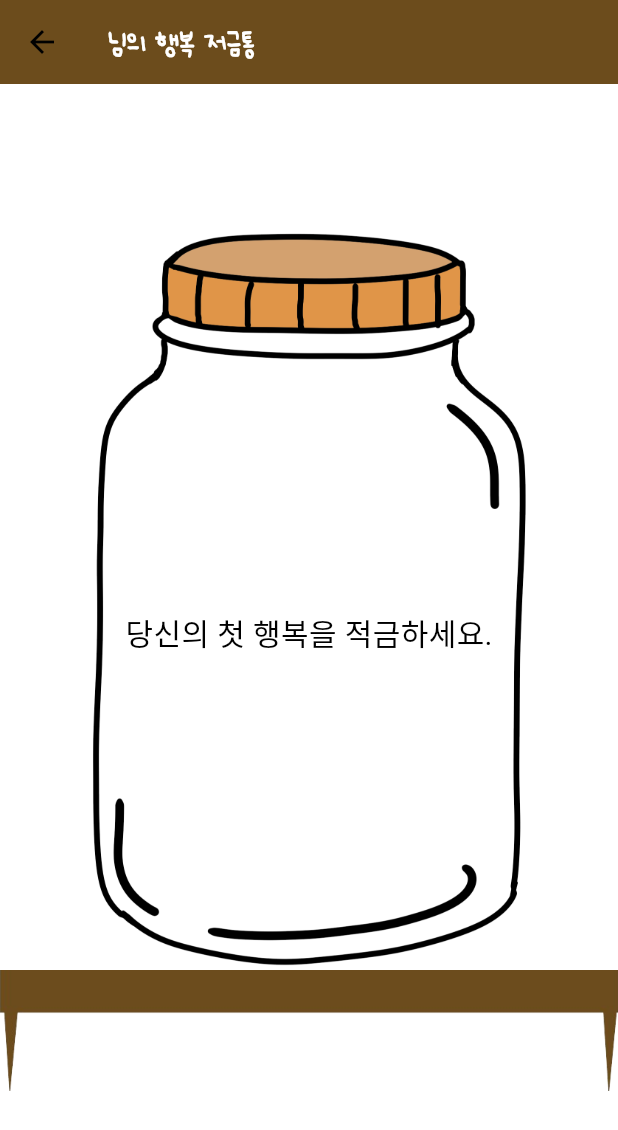
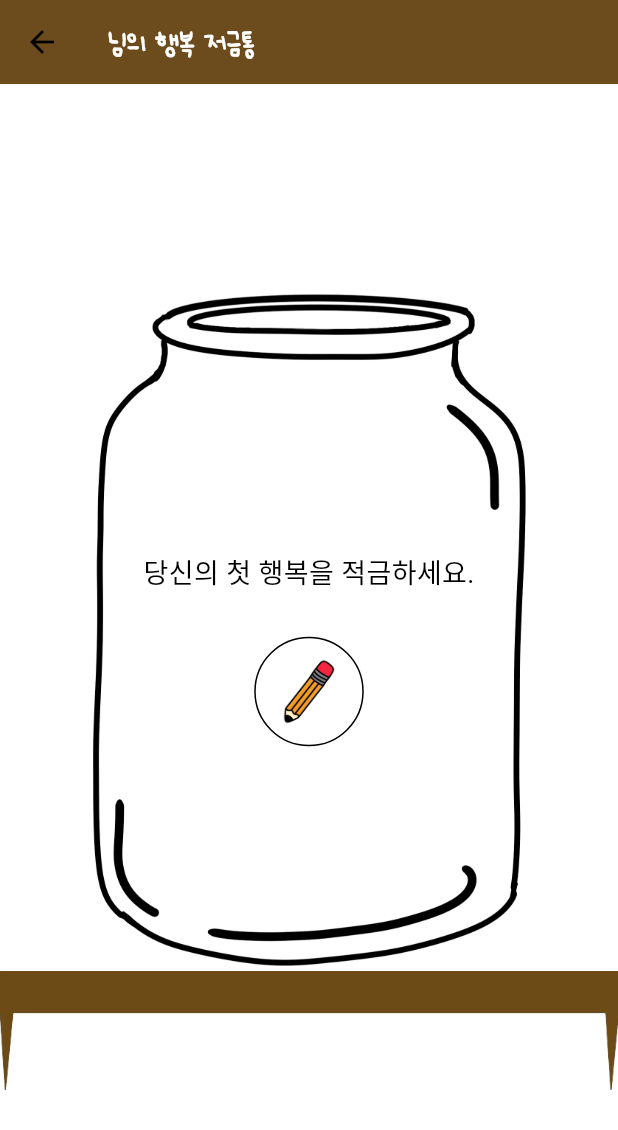
Before and after one commit to soju96/capsule, a Flutter app: the BottleScreen screen opened directly, on a phone screen of 412 x 824 dp. Shown: the top 1130 px of the screen. Run offline on Flutter 3.47's test engine with Material 3 defaults, Android fonts, the phone set to English and light mode, and no system bars; our stand-ins replace shared_preferences; accounts and stored records are empty.

Commit message:
[wk] / update / home, main, bottle, guide, mypage / 대거 수정

```diff
--- a/lib/main.dart
+++ b/lib/main.dart
@@ -1,13 +1,25 @@
 import 'package:capsule/src/pages/guide_wk.dart';
+import 'package:capsule/src/pages/index_screen_wk.dart';
 
 import 'package:flutter/material.dart';
+import 'package:shared_preferences/shared_preferences.dart';
 
-void main() {
-  runApp(const MyApp());
+void main() async {
+  WidgetsFlutterBinding.ensureInitialized();
+  SharedPreferences prefs = await SharedPreferences.getInstance();
+  bool isFirstTime = prefs.getBool('isFirstTime') ?? true;
+  Widget initialScreen = isFirstTime
+      ? const IndexScreen()
+      : const Guide(isMyPaged: false); // 테스트 후 앞뒤 바꾸기
+  runApp(MyApp(initialScreen: initialScreen));
 }
 
 class MyApp extends StatelessWidget {
-  const MyApp({super.key});
+  final Widget initialScreen;
+  const MyApp({
+    super.key,
+    required this.initialScreen,
+  });
 
   // This widget is the root of your application.
   @override
@@ -47,7 +59,7 @@ class MyApp extends StatelessWidget {
 
       // 홈
 
-      home: const Guide(),
+      home: initialScreen,
     );
   }
 }
--- a/lib/src/pages/bottle_screen_wk.dart
+++ b/lib/src/pages/bottle_screen_wk.dart
@@ -25,38 +25,35 @@ class BottleScreen extends StatelessWidget {
                 //   width: 70,
                 // ),
                 Image.asset(
-                  'assets/images/bottle.png',
+                  'assets/images/empty_uncap_bottle.png',
                   width: 300,
                 ),
-                const Column(
+                Column(
                   children: [
-                    SizedBox(
+                    const SizedBox(
                       height: 70,
                     ),
-                    Text(
+                    const Text(
                       '당신의 첫 행복을 적금하세요.',
-                      style: TextStyle(fontSize: 20),
+                      style: TextStyle(fontSize: 18),
                     ),
-                    SizedBox(
+                    const SizedBox(
                       height: 25,
                     ),
-                    // Container(
-                    //   padding: const EdgeInsets.all(10),
-                    //   decoration: BoxDecoration(
-                    //     shape: BoxShape.circle,
-                    //     border: Border.all(
-                    //       color: Theme.of(context).primaryColor,
-                    //     ),
-                    //   ),
-                    //   child: IconButton(
-                    //     onPressed: () {},
-                    //     icon: const Icon(
-                    //       Icons.add,
-                    //       size: 50,
-                    //     ),
-                    //     color: Theme.of(context).primaryColor,
-                    //   ),
-                    // ),
+                    Container(
+                      padding: const EdgeInsets.all(10),
+                      decoration: BoxDecoration(
+                        color: Colors.white,
+                        shape: BoxShape.circle,
+                        border: Border.all(
+                          color: Colors.black,
+                        ),
+                      ),
+                      child: IconButton(
+                        onPressed: () {},
+                        icon: Image.asset('assets/images/pen.png', width: 35),
+                      ),
+                    ),
                   ],
                 )
               ],
--- a/lib/src/pages/home_wk.dart
+++ b/lib/src/pages/home_wk.dart
@@ -28,7 +28,8 @@ class _HomeState extends State<Home> {
   Widget build(BuildContext context) {
     return Scaffold(
       body: _pages[_selectedIndex],
-      floatingActionButton: const BaseFloatingButton(),
+      floatingActionButton:
+          _selectedIndex == 0 ? null : const BaseFloatingButton(),
       floatingActionButtonLocation: FloatingActionButtonLocation.centerDocked,
       bottomNavigationBar: BottomAppBar(
         shape: const CircularNotchedRectangle(),
```
Also changed, not shown: lib/src/pages/guide_wk.dart (+14 -10 lines), lib/src/pages/mypage_screen_wk.dart (+52 -41 lines), assets/images/shelf.png.
